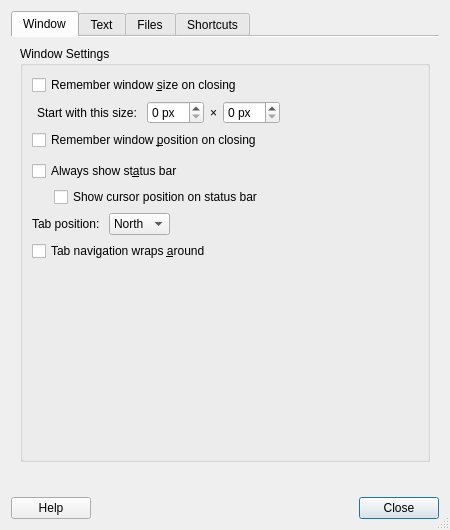
tembun/fpad, file featherpad/prefDialog.ui: the form before one commit.
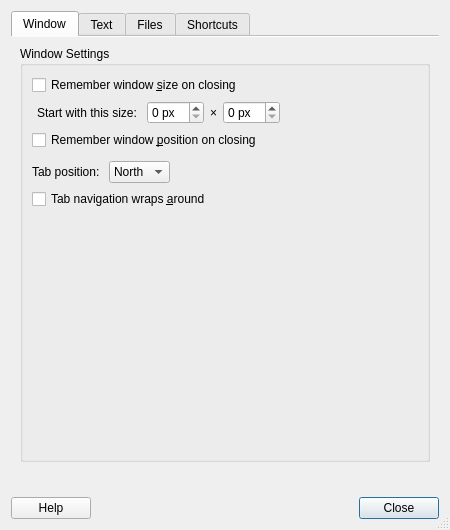
The form after the commit. Icons and pictures are not drawn.

What changed in the file:
```diff
--- a/featherpad/prefDialog.ui
+++ b/featherpad/prefDialog.ui
@@ -173,40 +173,6 @@
                 </item>
                </layout>
               </item>
-              <item>
-               <widget class="QCheckBox" name="statusBox">
-                <property name="text">
-                 <string>Always show st&amp;atus bar</string>
-                </property>
-               </widget>
-              </item>
-              <item>
-               <layout class="QHBoxLayout" name="horizontalLayout_2">
-                <item>
-                 <spacer name="horizontalSpacer_2">
-                  <property name="orientation">
-                   <enum>Qt::Horizontal</enum>
-                  </property>
-                  <property name="sizeType">
-                   <enum>QSizePolicy::Fixed</enum>
-                  </property>
-                  <property name="sizeHint" stdset="0">
-                   <size>
-                    <width>22</width>
-                    <height>5</height>
-                   </size>
-                  </property>
-                 </spacer>
-                </item>
-                <item>
-                 <widget class="QCheckBox" name="statusCursorsBox">
-                  <property name="text">
-                   <string>Show cursor position on status bar</string>
-                  </property>
-                 </widget>
-                </item>
-               </layout>
-              </item>
               <item>
                <layout class="QHBoxLayout" name="horizontalLayout_3">
                 <item>
```
